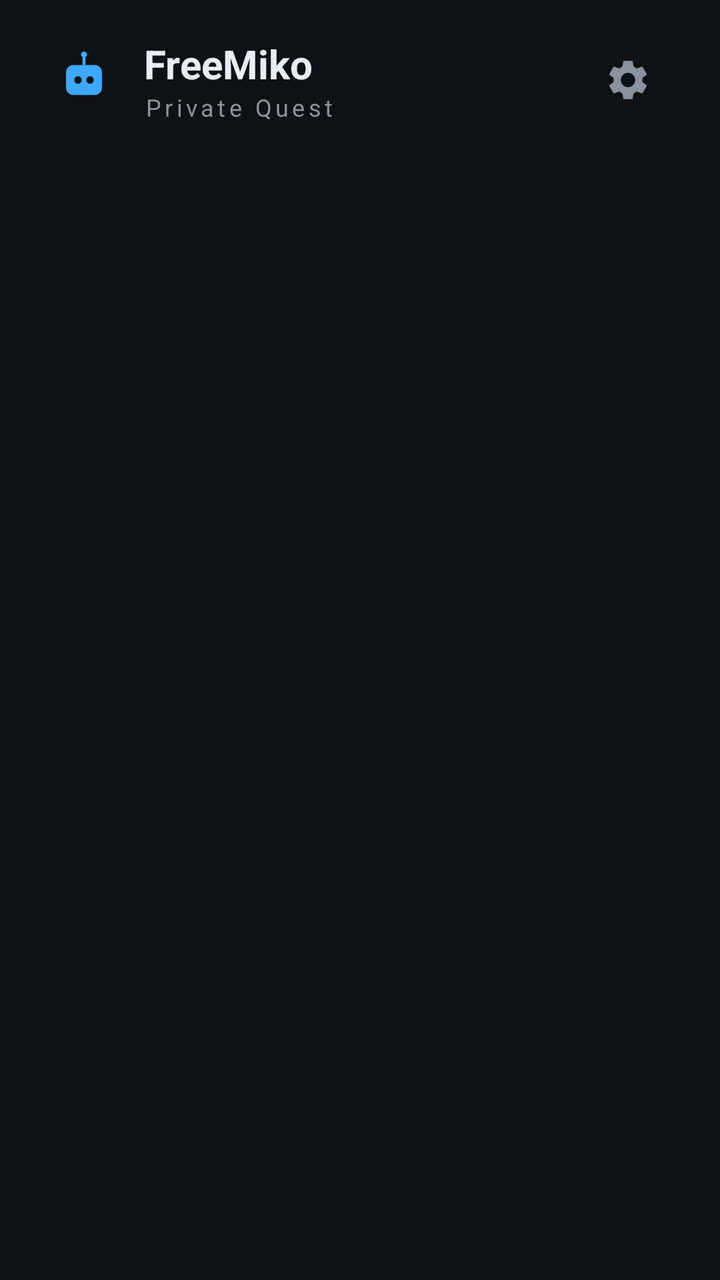
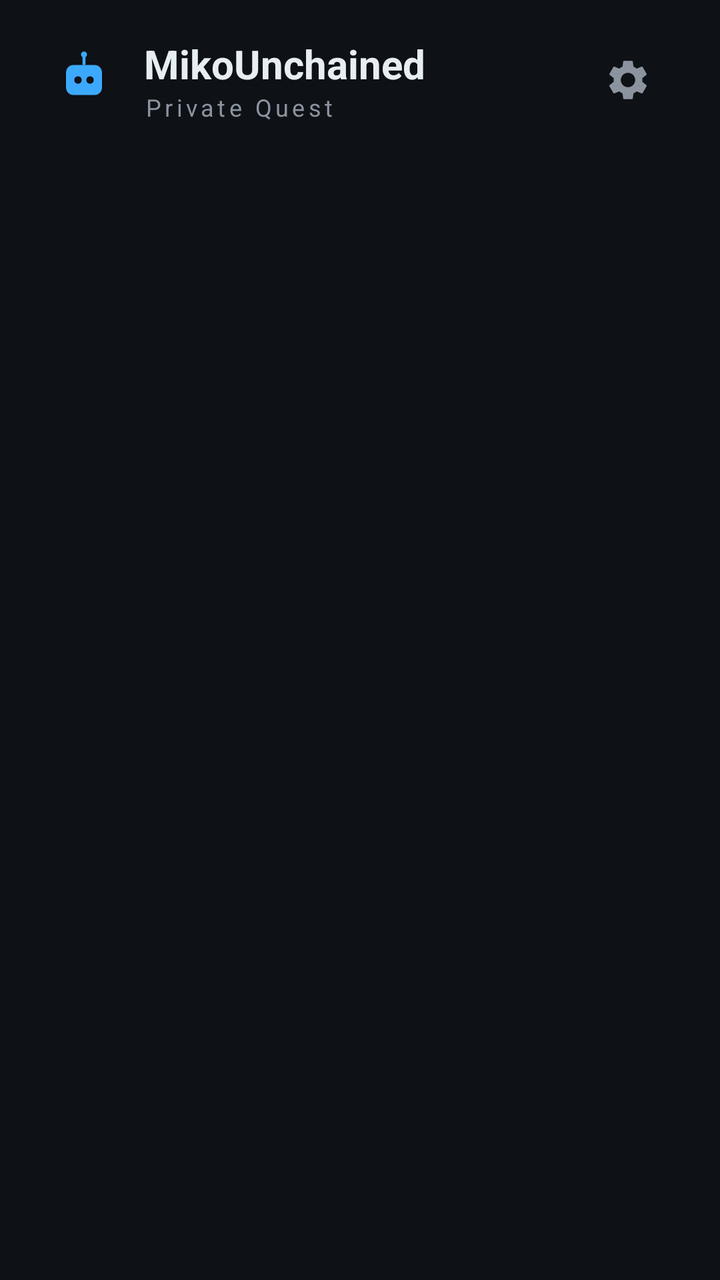

Compare the two renders of this Android layout. The source of the first and the diff that turns it into the second are given below.
<!-- AndroidManifest.xml: application theme FreeMikoTheme -->
<!-- res/layout/activity_home.xml -->
<?xml version="1.0" encoding="utf-8"?>
<LinearLayout xmlns:android="http://schemas.android.com/apk/res/android"
    android:layout_width="match_parent"
    android:layout_height="match_parent"
    android:orientation="vertical"
    android:background="@color/bg"
    android:paddingLeft="24dp"
    android:paddingRight="24dp"
    android:paddingTop="18dp"
    android:paddingBottom="60dp">

    <LinearLayout
        android:layout_width="match_parent"
        android:layout_height="wrap_content"
        android:orientation="horizontal"
        android:gravity="center_vertical"
        android:paddingBottom="14dp">

        <ImageView
            android:layout_width="36dp"
            android:layout_height="36dp"
            android:src="@drawable/ic_freemiko" />

        <LinearLayout
            android:layout_width="0dp"
            android:layout_height="wrap_content"
            android:layout_weight="1"
            android:orientation="vertical"
            android:paddingLeft="12dp">

            <TextView
                android:layout_width="wrap_content"
                android:layout_height="wrap_content"
                android:text="@string/app_name"
                android:textColor="@color/text"
                android:textSize="20sp"
                android:textStyle="bold" />

            <TextView
                android:layout_width="wrap_content"
                android:layout_height="wrap_content"
                android:text="@string/tagline"
                android:textColor="@color/text_dim"
                android:textSize="12sp"
                android:letterSpacing="0.15" />
        </LinearLayout>

        <ImageButton
            android:id="@+id/btn_settings"
            android:layout_width="44dp"
            android:layout_height="44dp"
            android:src="@drawable/ic_settings"
            android:scaleType="centerInside"
            android:background="?android:attr/selectableItemBackgroundBorderless"
            android:contentDescription="@string/settings" />
    </LinearLayout>

    <GridView
        android:id="@+id/app_grid"
        android:layout_width="match_parent"
        android:layout_height="0dp"
        android:layout_weight="1"
        android:numColumns="6"
        android:horizontalSpacing="8dp"
        android:verticalSpacing="16dp"
        android:stretchMode="columnWidth"
        android:gravity="center"
        android:scrollbars="none"
        android:clipToPadding="false"
        android:paddingTop="6dp" />
</LinearLayout>
<!-- resources referenced by this layout -->
<resources>
  <color name="bg">#0E1116</color>
  <color name="text">#E6EDF3</color>
  <color name="text_dim">#8B949E</color>
  <!-- drawable ic_freemiko (drawable) -->
  <vector xmlns:android="http://schemas.android.com/apk/res/android"
      android:width="48dp" android:height="48dp"
      android:viewportWidth="48" android:viewportHeight="48">
      
      <path android:fillColor="#0E1116"
          android:pathData="M8,0 L40,0 A8,8 0 0 1 48,8 L48,40 A8,8 0 0 1 40,48 L8,48 A8,8 0 0 1 0,40 L0,8 A8,8 0 0 1 8,0 Z" />
      
      <path android:fillColor="#3DA9FC" android:pathData="M23,8 h2 v6 h-2 z" />
      <path android:fillColor="#3DA9FC" android:pathData="M22,7 a2,2 0 1 0 4,0 a2,2 0 1 0 -4,0 z" />
      
      <path android:fillColor="#3DA9FC"
          android:pathData="M17,14 L31,14 A5,5 0 0 1 36,19 L36,29 A5,5 0 0 1 31,34 L17,34 A5,5 0 0 1 12,29 L12,19 A5,5 0 0 1 17,14 Z" />
      
      <path android:fillColor="#0E1116" android:pathData="M17.5,24 a2.5,2.5 0 1 0 5,0 a2.5,2.5 0 1 0 -5,0 z" />
      <path android:fillColor="#0E1116" android:pathData="M25.5,24 a2.5,2.5 0 1 0 5,0 a2.5,2.5 0 1 0 -5,0 z" />
  </vector>
  <!-- drawable ic_settings (drawable) -->
  <vector xmlns:android="http://schemas.android.com/apk/res/android"
      android:width="24dp" android:height="24dp"
      android:viewportWidth="24" android:viewportHeight="24">
      <path android:fillColor="#8B949E"
          android:pathData="M19.14,12.94c0.04,-0.3 0.06,-0.61 0.06,-0.94c0,-0.32 -0.02,-0.64 -0.07,-0.94l2.03,-1.58c0.18,-0.14 0.23,-0.41 0.12,-0.61l-1.92,-3.32c-0.12,-0.22 -0.37,-0.29 -0.59,-0.22l-2.39,0.96c-0.5,-0.38 -1.03,-0.7 -1.62,-0.94L14.4,2.81c-0.04,-0.24 -0.24,-0.41 -0.48,-0.41h-3.84c-0.24,0 -0.43,0.17 -0.47,0.41L9.25,5.35C8.66,5.59 8.12,5.92 7.63,6.29L5.24,5.33c-0.22,-0.08 -0.47,0 -0.59,0.22L2.74,8.87C2.62,9.08 2.66,9.34 2.86,9.48l2.03,1.58C4.84,11.36 4.8,11.69 4.8,12s0.02,0.64 0.07,0.94l-2.03,1.58c-0.18,0.14 -0.23,0.41 -0.12,0.61l1.92,3.32c0.12,0.22 0.37,0.29 0.59,0.22l2.39,-0.96c0.5,0.38 1.03,0.7 1.62,0.94l0.36,2.54c0.05,0.24 0.24,0.41 0.48,0.41h3.84c0.24,0 0.44,-0.17 0.47,-0.41l0.36,-2.54c0.59,-0.24 1.13,-0.56 1.62,-0.94l2.39,0.96c0.22,0.08 0.47,0 0.59,-0.22l1.92,-3.32c0.12,-0.22 0.07,-0.47 -0.12,-0.61L19.14,12.94zM12,15.6c-1.98,0 -3.6,-1.62 -3.6,-3.6s1.62,-3.6 3.6,-3.6s3.6,1.62 3.6,3.6S13.98,15.6 12,15.6z" />
  </vector>
  <string name="app_name">FreeMiko</string>
  <string name="settings">Settings</string>
  <string name="tagline">Private Quest</string>
  <style name="FreeMikoTheme" parent="@android:style/Theme.Material.NoActionBar">
          <item name="android:windowBackground">@color/bg</item>
          <item name="android:colorAccent">@color/accent</item>
          <item name="android:statusBarColor">@color/bg</item>
          <item name="android:windowFullscreen">true</item>
          <item name="android:windowContentOverlay">@null</item>
      </style>
  <color name="accent">#3DA9FC</color>
</resources>

<!-- the commit's change to res/layout/activity_home.xml (unified diff, before → after) -->
@@ -19,7 +19,7 @@
         <ImageView
             android:layout_width="36dp"
             android:layout_height="36dp"
-            android:src="@drawable/ic_freemiko" />
+            android:src="@drawable/ic_mikounchained" />
 
         <LinearLayout
             android:layout_width="0dp"
<!-- resource entries referenced after the edit -->
@@ -3,7 +3,7 @@
   <color name="bg">#0E1116</color>
   <color name="text">#E6EDF3</color>
   <color name="text_dim">#8B949E</color>
-  <!-- drawable ic_freemiko (drawable) -->
+  <!-- drawable ic_mikounchained (drawable) -->
   <vector xmlns:android="http://schemas.android.com/apk/res/android"
       android:width="48dp" android:height="48dp"
       android:viewportWidth="48" android:viewportHeight="48">
@@ -27,10 +27,10 @@
       <path android:fillColor="#8B949E"
           android:pathData="M19.14,12.94c0.04,-0.3 0.06,-0.61 0.06,-0.94c0,-0.32 -0.02,-0.64 -0.07,-0.94l2.03,-1.58c0.18,-0.14 0.23,-0.41 0.12,-0.61l-1.92,-3.32c-0.12,-0.22 -0.37,-0.29 -0.59,-0.22l-2.39,0.96c-0.5,-0.38 -1.03,-0.7 -1.62,-0.94L14.4,2.81c-0.04,-0.24 -0.24,-0.41 -0.48,-0.41h-3.84c-0.24,0 -0.43,0.17 -0.47,0.41L9.25,5.35C8.66,5.59 8.12,5.92 7.63,6.29L5.24,5.33c-0.22,-0.08 -0.47,0 -0.59,0.22L2.74,8.87C2.62,9.08 2.66,9.34 2.86,9.48l2.03,1.58C4.84,11.36 4.8,11.69 4.8,12s0.02,0.64 0.07,0.94l-2.03,1.58c-0.18,0.14 -0.23,0.41 -0.12,0.61l1.92,3.32c0.12,0.22 0.37,0.29 0.59,0.22l2.39,-0.96c0.5,0.38 1.03,0.7 1.62,0.94l0.36,2.54c0.05,0.24 0.24,0.41 0.48,0.41h3.84c0.24,0 0.44,-0.17 0.47,-0.41l0.36,-2.54c0.59,-0.24 1.13,-0.56 1.62,-0.94l2.39,0.96c0.22,0.08 0.47,0 0.59,-0.22l1.92,-3.32c0.12,-0.22 0.07,-0.47 -0.12,-0.61L19.14,12.94zM12,15.6c-1.98,0 -3.6,-1.62 -3.6,-3.6s1.62,-3.6 3.6,-3.6s3.6,1.62 3.6,3.6S13.98,15.6 12,15.6z" />
   </vector>
-  <string name="app_name">FreeMiko</string>
+  <string name="app_name">MikoUnchained</string>
   <string name="settings">Settings</string>
   <string name="tagline">Private Quest</string>
-  <style name="FreeMikoTheme" parent="@android:style/Theme.Material.NoActionBar">
+  <style name="MikoUnchainedTheme" parent="@android:style/Theme.Material.NoActionBar">
           <item name="android:windowBackground">@color/bg</item>
           <item name="android:colorAccent">@color/accent</item>
           <item name="android:statusBarColor">@color/bg</item>
